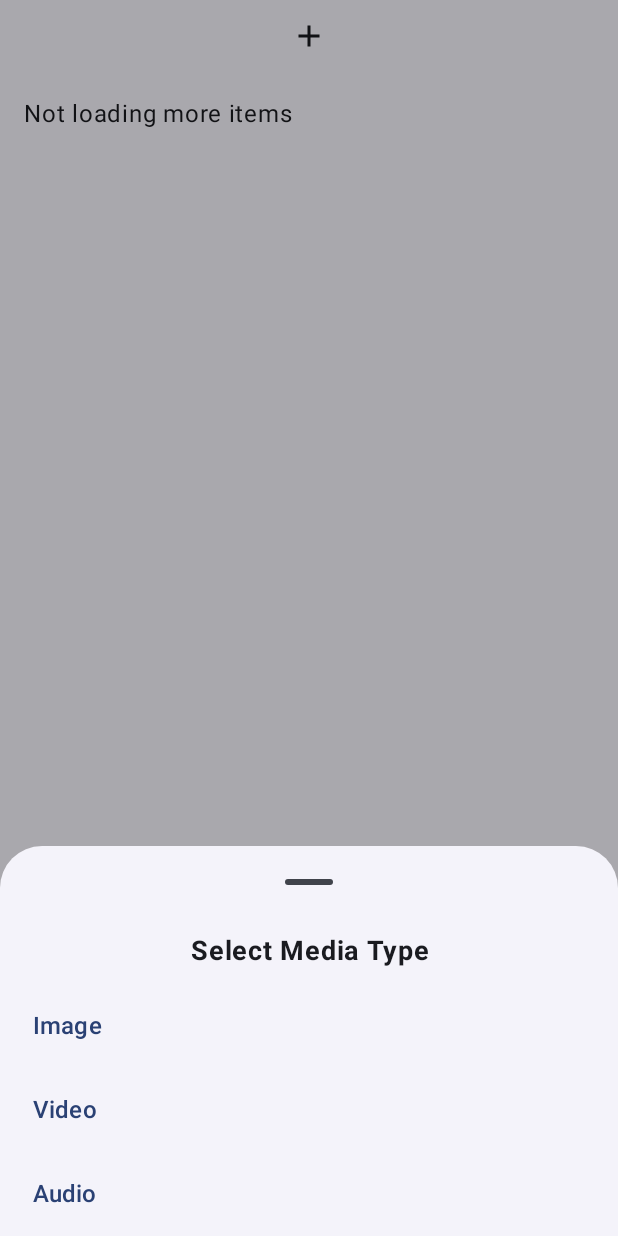
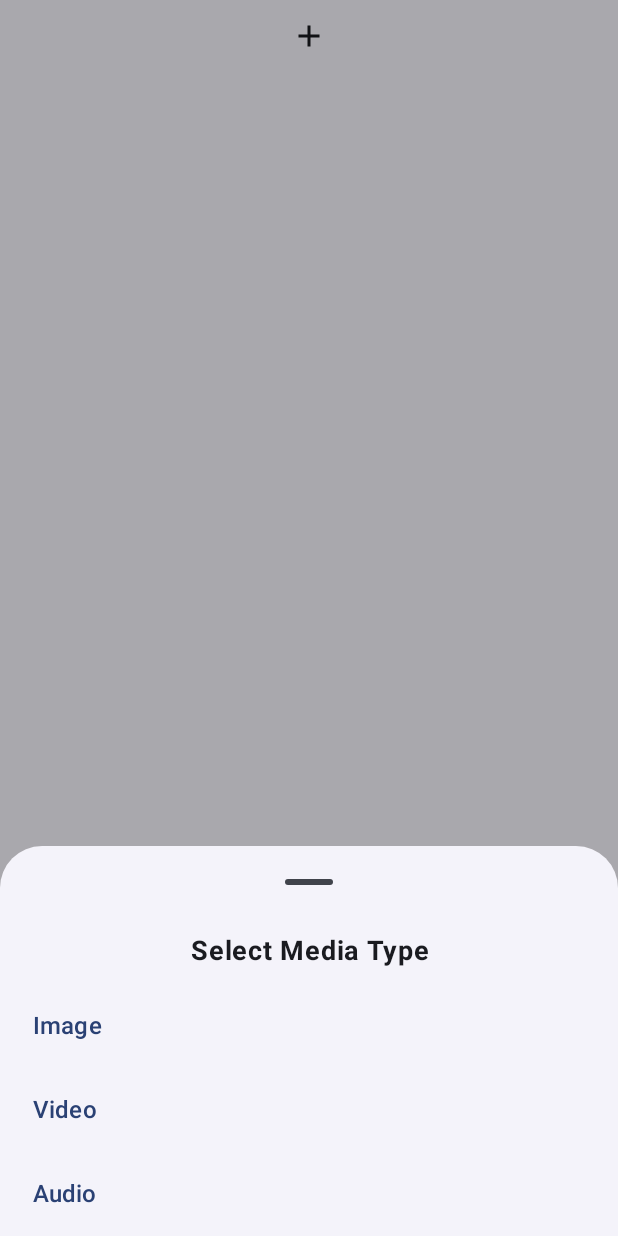
Before and after one commit to syedAndroid-dev/MediaLibraryApp, an Android app built with Jetpack Compose: the MediaGalleryScreen screen opened through its navigation route, after a tap on "IconAdd", on a phone screen of 412 x 824 dp. Run offline under Robolectric (Android 15) with nearby library versions, the phone set to English and light mode, and no system bars; our stand-ins replace Dagger/Hilt's generated code, Firebase (no records; nobody signed in at launch, a user with empty details on screens opened directly), Room's generated code, paging; pictures from the network do not load; 1 statement that could not run was skipped.

Commit message:
Media Upload ,remote mediator mediaGallery Items display issue fixed and added animated loader.

```diff
--- a/app/src/main/java/com/syeddev/medialibraryapp/core/base/BaseViewModel.kt
+++ b/app/src/main/java/com/syeddev/medialibraryapp/core/base/BaseViewModel.kt
@@ -2,7 +2,9 @@ package com.syeddev.medialibraryapp.core.base
 
 import androidx.lifecycle.ViewModel
 import androidx.lifecycle.viewModelScope
+import com.syeddev.medialibraryapp.core.manager.FirebaseAuthManager
 import com.syeddev.medialibraryapp.core.manager.InternetConnectivityManager
+import com.syeddev.medialibraryapp.core.navigation.Destination
 import dagger.hilt.android.lifecycle.HiltViewModel
 import kotlinx.coroutines.flow.SharingStarted
 import kotlinx.coroutines.flow.stateIn
@@ -10,8 +12,14 @@ import javax.inject.Inject
 
 @HiltViewModel
 class BaseViewModel @Inject constructor(
-    connectivityManager: InternetConnectivityManager
+    connectivityManager: InternetConnectivityManager,
+    val firebaseAuthManager: FirebaseAuthManager
 ) : ViewModel() {
     val isInternetConnected = connectivityManager.isInternetConnected.stateIn(viewModelScope, SharingStarted.WhileSubscribed(5000L), false)
 
+
+    fun getStartDestination(): Destination{
+        return if (firebaseAuthManager.getCurrentUser() != null) Destination.MediaGallery else Destination.SignIn
+    }
+
 }
--- /dev/null
+++ b/app/src/main/java/com/syeddev/medialibraryapp/core/components/AnimatedLoader.kt
@@ -0,0 +1,79 @@
+package com.syeddev.medialibraryapp.core.components
+
+import androidx.compose.animation.AnimatedVisibility
+import androidx.compose.foundation.layout.Arrangement
+import androidx.compose.foundation.layout.Column
+import androidx.compose.foundation.layout.size
+import androidx.compose.material3.Text
+import androidx.compose.runtime.Composable
+import androidx.compose.runtime.getValue
+import androidx.compose.ui.Alignment
+import androidx.compose.ui.Modifier
+import androidx.compose.ui.graphics.Color
+import androidx.compose.ui.layout.ContentScale
+import androidx.compose.ui.text.font.FontWeight
+import androidx.compose.ui.unit.dp
+import androidx.compose.ui.unit.sp
+import androidx.compose.ui.window.Dialog
+import com.airbnb.lottie.compose.LottieAnimation
+import com.airbnb.lottie.compose.LottieCompositionSpec
+import com.airbnb.lottie.compose.LottieConstants
+import com.airbnb.lottie.compose.animateLottieCompositionAsState
+import com.airbnb.lottie.compose.rememberLottieComposition
+import com.syeddev.medialibraryapp.R
+
+@Composable
+fun AnimatedLoader(
+    modifier: Modifier = Modifier,
+    isLoading: Boolean
+) {
+    val preLoaderLottieAnimation by rememberLottieComposition(spec = LottieCompositionSpec.RawRes(R.raw.loading_animation))
+
+    val preLoaderProgress by animateLottieCompositionAsState(
+        preLoaderLottieAnimation,
+        iterations = LottieConstants.IterateForever,
+        isPlaying = true
+    )
+
+    AnimatedVisibility(visible = isLoading) {
+        Dialog(
+            onDismissRequest = { }
+        ) {
+            Column(
+                verticalArrangement = Arrangement.Center,
+                horizontalAlignment = Alignment.CenterHorizontally
+            ) {
+                LottieAnimation(
+                    composition = preLoaderLottieAnimation,
+                    progress = preLoaderProgress,
+                    modifier = modifier.size(120.dp),
+                    contentScale = ContentScale.Fit,
+                )
+                Text(
+                    text = "Loading..",
+                    fontSize = 14.sp,
+                    fontWeight = FontWeight.Medium,
+                    color = Color.White
+                )
+            }
+        }
+    }
+}
+
+@Composable
+fun AnimatedPagingLoader(modifier: Modifier = Modifier) {
+    val preLoaderLottieAnimation by rememberLottieComposition(spec = LottieCompositionSpec.RawRes(R.raw.loading_animation))
+
+    val preLoaderProgress by animateLottieCompositionAsState(
+        preLoaderLottieAnimation,
+        iterations = LottieConstants.IterateForever,
+        isPlaying = true
+    )
+
+    LottieAnimation(
+        composition = preLoaderLottieAnimation,
+        progress = preLoaderProgress,
+        modifier = modifier.size(120.dp),
+        contentScale = ContentScale.Fit,
+    )
+}
--- a/app/src/main/java/com/syeddev/medialibraryapp/core/db/MediaGalleryDatabase.kt
+++ b/app/src/main/java/com/syeddev/medialibraryapp/core/db/MediaGalleryDatabase.kt
@@ -5,7 +5,7 @@ import androidx.room.RoomDatabase
 import com.syeddev.medialibraryapp.features.mediagallery.data.local.MediaItemDao
 import com.syeddev.medialibraryapp.features.mediagallery.data.local.MediaItemModel
 
-@Database(entities = [MediaItemModel::class], version = 5, exportSchema = false)
+@Database(entities = [MediaItemModel::class], version = 8, exportSchema = false)
 abstract class MediaGalleryDatabase: RoomDatabase() {
     abstract fun mediaItemDao(): MediaItemDao
 }
--- a/app/src/main/java/com/syeddev/medialibraryapp/core/navigation/MediaLibraryNavigationGraph.kt
+++ b/app/src/main/java/com/syeddev/medialibraryapp/core/navigation/MediaLibraryNavigationGraph.kt
@@ -51,7 +51,7 @@ fun MediaLibraryNavigationGraph(
         modifier = Modifier
             .fillMaxSize(),
         navController = navController,
-        startDestination = Destination.MediaGallery,
+        startDestination = baseViewModel.getStartDestination(),
         enterTransition = { fadeIn() + slideInHorizontally() },
         exitTransition = { fadeOut() + slideOutHorizontally() },
         popEnterTransition = { fadeIn() + slideInHorizontally() },
--- a/app/src/main/java/com/syeddev/medialibraryapp/features/mediagallery/data/model/MediaItemFireStoreModel.kt
+++ b/app/src/main/java/com/syeddev/medialibraryapp/features/mediagallery/data/model/MediaItemFireStoreModel.kt
@@ -5,8 +5,9 @@ data class MediaItemFireStoreModel(
     val title: String = "",
     val mediaType: String = "",
     val size: String = "",
-    val uploadedTime: String = "",
+    val uploadedTime: Long = 0L,
     val isMusic: Boolean = false,
     val musicDetails : String = "",
-    val downloadUrl: String = ""
+    val downloadUrl: String = "",
+    val fireStoreId: String = ""
 )
--- a/app/src/main/java/com/syeddev/medialibraryapp/features/mediagallery/presentation/mediagalleryList/MediaGalleryScreen.kt
+++ b/app/src/main/java/com/syeddev/medialibraryapp/features/mediagallery/presentation/mediagalleryList/MediaGalleryScreen.kt
@@ -12,11 +12,12 @@ import androidx.compose.foundation.layout.PaddingValues
 import androidx.compose.foundation.layout.Row
 import androidx.compose.foundation.layout.fillMaxSize
 import androidx.compose.foundation.layout.fillMaxWidth
+import androidx.compose.foundation.layout.height
 import androidx.compose.foundation.layout.padding
 import androidx.compose.foundation.layout.size
 import androidx.compose.foundation.layout.statusBarsPadding
-import androidx.compose.foundation.lazy.grid.GridCells
-import androidx.compose.foundation.lazy.grid.LazyVerticalGrid
+import androidx.compose.foundation.lazy.staggeredgrid.LazyVerticalStaggeredGrid
+import androidx.compose.foundation.lazy.staggeredgrid.StaggeredGridCells
 import androidx.compose.foundation.shape.RoundedCornerShape
 import androidx.compose.material.icons.Icons
 import androidx.compose.material.icons.filled.Add
@@ -24,7 +25,6 @@ import androidx.compose.material.icons.filled.Audiotrack
 import androidx.compose.material.icons.filled.PlayCircle
 import androidx.compose.material3.Card
 import androidx.compose.material3.CardDefaults
-import androidx.compose.material3.CircularProgressIndicator
 import androidx.compose.material3.ExperimentalMaterial3Api
 import androidx.compose.material3.Icon
 import androidx.compose.material3.IconButton
@@ -40,7 +40,7 @@ import androidx.compose.runtime.Composable
 import androidx.compose.runtime.LaunchedEffect
 import androidx.compose.runtime.getValue
 import androidx.compose.runtime.mutableStateOf
-import androidx.compose.runtime.remember
+import androidx.compose.runtime.saveable.rememberSaveable
 import androidx.compose.runtime.setValue
 import androidx.compose.ui.Alignment
 import androidx.compose.ui.Modifier
@@ -50,6 +50,7 @@ import androidx.compose.ui.text.font.FontWeight
 import androidx.compose.ui.text.style.TextAlign
 import androidx.compose.ui.text.style.TextOverflow
 import androidx.compose.ui.tooling.preview.PreviewLightDark
+import androidx.compose.ui.unit.Dp
 import androidx.compose.ui.unit.dp
 import androidx.compose.ui.unit.sp
 import androidx.hilt.navigation.compose.hiltViewModel
@@ -58,9 +59,11 @@ import androidx.paging.LoadState
 import androidx.paging.compose.collectAsLazyPagingItems
 import coil3.compose.AsyncImage
 import com.syeddev.medialibraryapp.core.theme.MediaLibraryAppTheme
+import com.syeddev.medialibraryapp.core.components.AnimatedLoader
+import com.syeddev.medialibraryapp.core.components.AnimatedPagingLoader
 import com.syeddev.medialibraryapp.core.utils.getMediaDetails
-import com.syeddev.medialibraryapp.core.utils.getMediaType
 import com.syeddev.medialibraryapp.features.mediagallery.data.local.MediaItemModel
+import kotlin.random.Random
 
 
 @PreviewLightDark
@@ -77,10 +80,12 @@ private fun MediaGalleryScreenContentPreview() {
 fun MediaGalleryScreen(
     mediaGalleryViewModel: MediaGalleryViewModel = hiltViewModel<MediaGalleryViewModel>()
 ) {
+    val mediaGalleryUiState by mediaGalleryViewModel.mediaGalleryUiState.collectAsStateWithLifecycle()
+
     val mediaGalleryItems = mediaGalleryViewModel.mediaGalleryItems.collectAsLazyPagingItems()
-    val mediaGalleryEvents = mediaGalleryViewModel.event.collectAsStateWithLifecycle(initialValue = MediaGalleryUiEvents.Idle)
+    val mediaGalleryEvents by mediaGalleryViewModel.event.collectAsStateWithLifecycle(initialValue = MediaGalleryUiEvents.Idle)
 
-    var isMediaUploadBottomSheetVisible by remember { mutableStateOf(false) }
+    var isMediaUploadBottomSheetVisible by rememberSaveable { mutableStateOf(false) }
     val bottomSheetState  = rememberModalBottomSheetState()
     val snackBarState = SnackbarHostState()
 
@@ -95,10 +100,11 @@ fun MediaGalleryScreen(
             mediaGalleryViewModel.onEvent(
                 mediaGalleryUiEvents = MediaGalleryUiEvents.ButtonClick.OnUploadMedia(
                     mediaUri = uri,
-                    mediaType = uri.getMediaType(),
+                    mediaType = uriDetails.third ?: "",
                     title = uriDetails.first,
                     size = uriDetails.second,
-                    uploadTime = System.currentTimeMillis()
+                    isMusic = uriDetails.third == "audio",
+                    musicDetails = ""
                 )
             )
         } else {
@@ -108,10 +114,10 @@ fun MediaGalleryScreen(
         }
     }
 
-    LaunchedEffect(key1 = mediaGalleryEvents.value) {
-        when(mediaGalleryEvents.value){
+    LaunchedEffect(mediaGalleryEvents) {
+        when(mediaGalleryEvents){
             is MediaGalleryUiEvents.ShowSnackBar -> {
-                snackBarState.showSnackbar(message = (mediaGalleryEvents.value as MediaGalleryUiEvents.ShowSnackBar).message)
+                snackBarState.showSnackbar(message = (mediaGalleryEvents as MediaGalleryUiEvents.ShowSnackBar).message)
             }
 
             else -> {}
@@ -130,9 +136,7 @@ fun MediaGalleryScreen(
                 horizontalArrangement = Arrangement.Center
             ) {
                 IconButton(
-                    onClick = {
-                        isMediaUploadBottomSheetVisible = true
-                    }
+                    onClick = { isMediaUploadBottomSheetVisible = true }
                 ) {
                     Icon(
                         Icons.Default.Add,
@@ -144,36 +148,38 @@ fun MediaGalleryScreen(
         snackbarHost = { SnackbarHost(hostState = snackBarState) },
     ) { scaffoldPadding ->
         Log.e("MediaGalleryItems","Media : ${mediaGalleryItems.itemCount}")
-        LazyVerticalGrid(
+        AnimatedLoader(isLoading = mediaGalleryUiState.isLoading)
+        LazyVerticalStaggeredGrid(
             modifier = Modifier
                 .fillMaxSize()
                 .padding(scaffoldPadding),
-            columns = GridCells.Fixed(2),
+            columns = StaggeredGridCells.Fixed(2),
             contentPadding = PaddingValues(16.dp),
             horizontalArrangement = Arrangement.spacedBy(16.dp),
-            verticalArrangement = Arrangement.spacedBy(16.dp)
+            verticalItemSpacing = 16.dp
         ) {
             items(
                 count = mediaGalleryItems.itemCount,
                 key = { index -> mediaGalleryItems[index]?.id ?: index }
             ) { index ->
                 mediaGalleryItems[index]?.let { mediaItem ->
-                    MediaGridItem(mediaItem = mediaItem)
+                    MediaGridItem(
+                        height = Random.nextInt(from = 100, until = 300).dp,
+                        mediaItem = mediaItem
+                    )
                 }
             }
 
             item {
-                Log.e("LoadState","Load State : ${mediaGalleryItems.loadState.append}")
-                when(mediaGalleryItems.loadState.append){
+                Log.e("LoadState","LoadState : ${mediaGalleryItems.loadState.refresh}")
+                when(mediaGalleryItems.loadState.refresh){
                     is LoadState.Error -> {
                         Text(text = "Error loading more items")
                     }
                     LoadState.Loading -> {
-                        CircularProgressIndicator()
+                        AnimatedPagingLoader()
                     }
-                    is LoadState.NotLoading -> {
-                        Text(text = "Not loading more items")
-                    }
+                    is LoadState.NotLoading -> {}
                 }
             }
         }
@@ -182,9 +188,7 @@ fun MediaGalleryScreen(
     if (isMediaUploadBottomSheetVisible){
         ModalBottomSheet(
             sheetState = bottomSheetState,
-            onDismissRequest = {
-                isMediaUploadBottomSheetVisible = false
-            }
+            onDismissRequest = { isMediaUploadBottomSheetVisible = false }
         ) {
             Column(
                 modifier = Modifier
@@ -259,10 +263,11 @@ fun MediaGalleryScreen(
 }
 
 @Composable
-fun MediaGridItem(mediaItem: MediaItemModel) {
+fun MediaGridItem(height: Dp,mediaItem: MediaItemModel) {
     Card(
         modifier = Modifier
-            .fillMaxWidth(),
+            .fillMaxWidth()
+            .height(height),
         shape = RoundedCornerShape(8.dp),
         elevation = CardDefaults.cardElevation(defaultElevation = 4.dp)
     ) {
--- a/app/src/main/java/com/syeddev/medialibraryapp/features/mediagallery/presentation/mediagallerydetails/MediaGalleryDetailViewModel.kt
+++ b/app/src/main/java/com/syeddev/medialibraryapp/features/mediagallery/presentation/mediagallerydetails/MediaGalleryDetailViewModel.kt
@@ -3,6 +3,7 @@ package com.syeddev.medialibraryapp.features.mediagallery.presentation.mediagall
 import androidx.lifecycle.ViewModel
 import androidx.lifecycle.viewModelScope
 import androidx.paging.cachedIn
+import com.syeddev.medialibraryapp.core.navigation.Destination
 import com.syeddev.medialibraryapp.features.mediagallery.data.repository.MediaGalleryRepository
 import dagger.hilt.android.lifecycle.HiltViewModel
 import kotlinx.coroutines.flow.catch
```
Also changed, not shown: app/src/main/java/com/syeddev/medialibraryapp/core/manager/FirebaseStorageManager.kt (+34 -15 lines), app/src/main/java/com/syeddev/medialibraryapp/core/utils/extensions.kt (+44 -14 lines), app/src/main/java/com/syeddev/medialibraryapp/features/auth/presentation/signin/SignInScreen.kt (+44 -10 lines), app/src/main/java/com/syeddev/medialibraryapp/features/auth/presentation/signin/SignInViewModel.kt (+12 -1 lines), app/src/main/java/com/syeddev/medialibraryapp/features/mediagallery/data/local/MediaItemDao.kt (+7 -1 lines), app/src/main/java/com/syeddev/medialibraryapp/features/mediagallery/data/local/MediaItemModel.kt (+9 -8 lines), app/src/main/java/com/syeddev/medialibraryapp/features/mediagallery/data/paginator/GalleryRemoteMediator.kt (+20 -11 lines), app/src/main/java/com/syeddev/medialibraryapp/features/mediagallery/data/repository/MediaGalleryRepository.kt (+16 -9 lines), app/src/main/java/com/syeddev/medialibraryapp/features/mediagallery/presentation/mediagalleryList/MediaGalleryViewModel.kt (+33 -19 lines), app/src/main/res/raw/loading_animation.json (added, +1 -0 lines).
